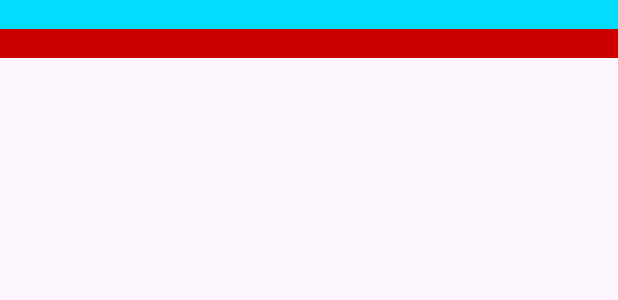
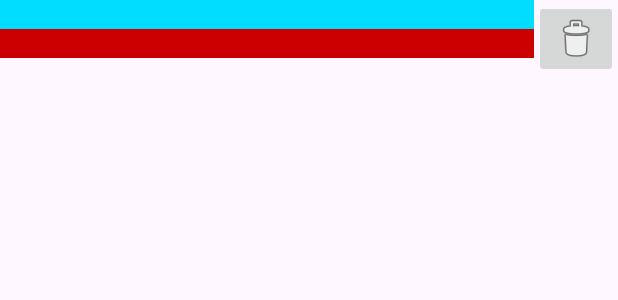
Before and after one commit to raphh8/android_app_growth, an Android app: the layout item_task.xml on its own in the app's theme, with its tools: preview values and no code run, on a phone screen of 412 x 824 dp. Shown: the top 300 px of the screen. Run offline under Robolectric (Android 15) with nearby library versions, the phone set to English and light mode, and no system bars.

Commit message:
delete task

```diff
--- a/app/src/main/java/com/projet/mobile/growth/list/TaskListFragment.kt
+++ b/app/src/main/java/com/projet/mobile/growth/list/TaskListFragment.kt
@@ -45,6 +45,11 @@ class TaskListFragment : Fragment() {
             adapter.submitList(taskList)
             binding.recycler.scrollToPosition(taskList.size - 1)
         }
+
+        adapter.onClickDelete = { taskToDelete ->
+            taskList = taskList.filter { it.id != taskToDelete.id }
+            adapter.submitList(taskList)
+        }
     }
 
     override fun onDestroyView() {
--- a/app/src/main/res/layout/item_task.xml
+++ b/app/src/main/res/layout/item_task.xml
@@ -1,9 +1,17 @@
 <?xml version="1.0" encoding="utf-8"?>
 <LinearLayout
     xmlns:android="http://schemas.android.com/apk/res/android"
-    android:orientation="vertical"
+    xmlns:app="http://schemas.android.com/apk/res-auto"
+    android:orientation="horizontal"
     android:layout_width="match_parent"
     android:layout_height="wrap_content">
+
+    <!-- Text container -->
+    <LinearLayout
+        android:orientation="vertical"
+        android:layout_width="0dp"
+        android:layout_height="wrap_content"
+        android:layout_weight="1">
 
         <TextView
             android:id="@+id/task_title"
@@ -17,3 +25,13 @@
             android:layout_width="match_parent"
             android:layout_height="wrap_content" />
     </LinearLayout>
+
+    <!-- Delete button -->
+    <ImageButton
+        android:id="@+id/del_task"
+        android:layout_width="wrap_content"
+        android:layout_height="wrap_content"
+        android:contentDescription="Delete"
+        app:srcCompat="@android:drawable/ic_menu_delete" />
+
+</LinearLayout>
```
Also changed, not shown: app/src/main/java/com/projet/mobile/growth/list/TaskListAdapter.kt (+8 -3 lines). Lines whose indentation alone changed are shown as unchanged.
